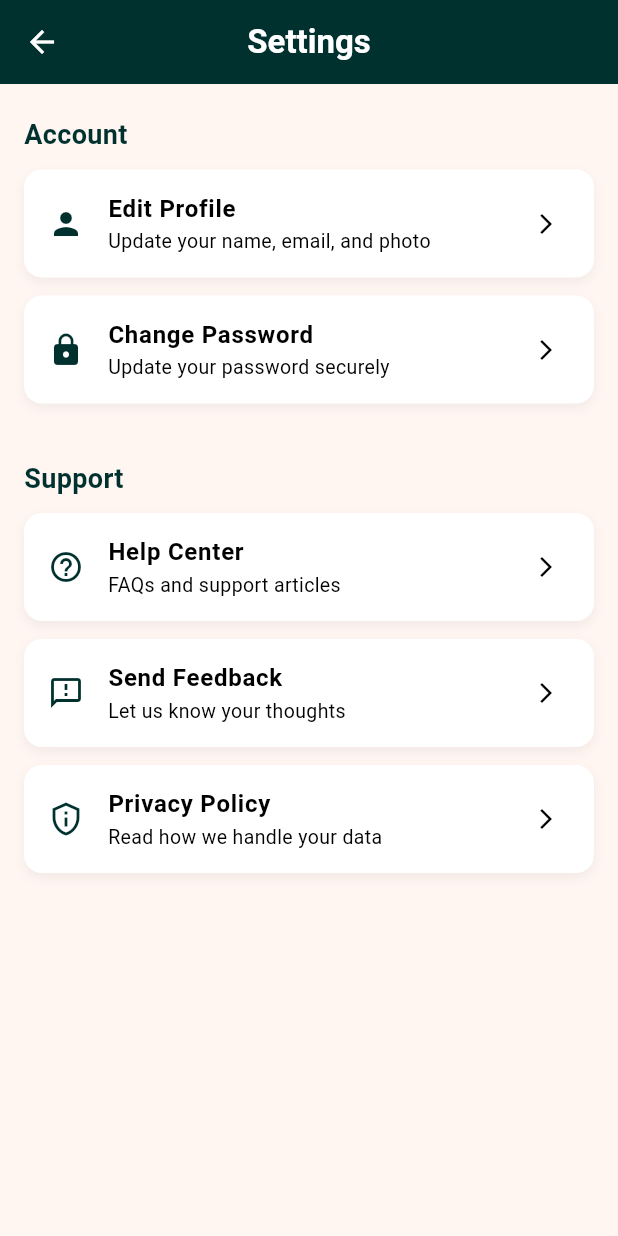
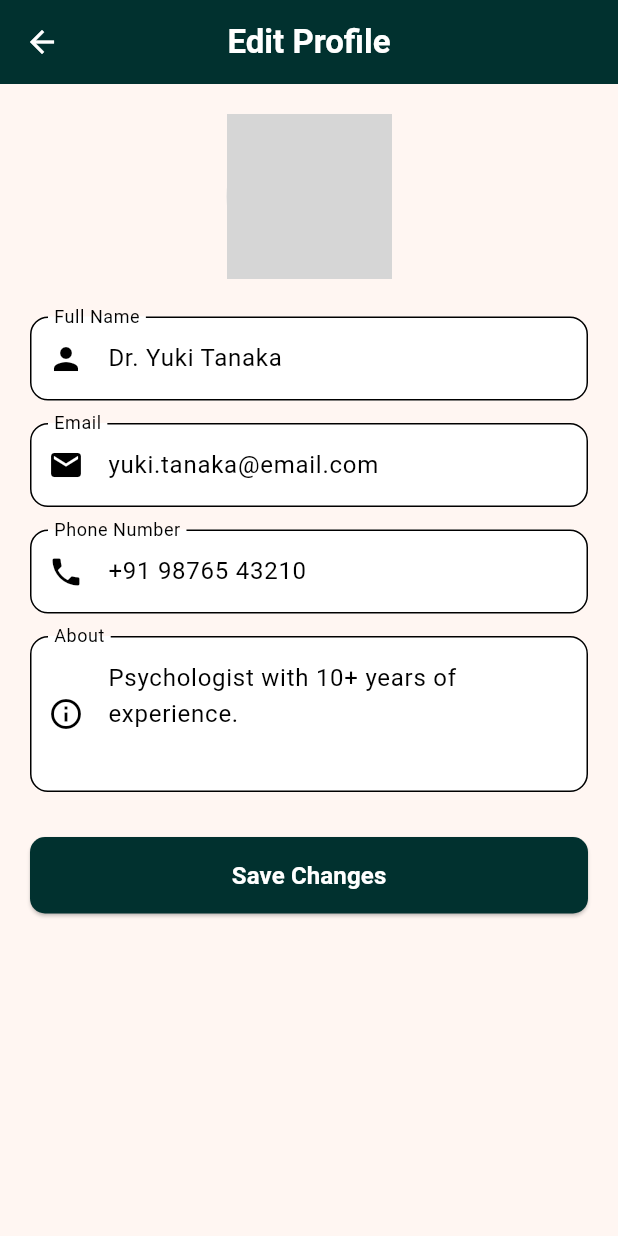
Before and after one commit to jvlcode/healthcare, a Flutter app: the SettingsScreen screen opened by its route, after a tap on "Edit Profile", on a phone screen of 412 x 824 dp. Run offline on Flutter 3.47's test engine with Material 3 defaults, Android fonts, the phone set to English and light mode, and no system bars; our stand-ins replace getwidget, image_picker; network calls fail; grey boxes are pictures that could not be loaded.

Commit message:
Added: Edit Profile Screen, Change Password Screens

```diff
--- /dev/null
+++ b/lib/user/edit_profile_screen.dart
@@ -0,0 +1,201 @@
+import 'package:flutter/material.dart';
+import 'dart:io';
+import 'package:image_picker/image_picker.dart';
+
+class EditProfileScreen extends StatefulWidget {
+  const EditProfileScreen({super.key});
+
+  @override
+  State<EditProfileScreen> createState() => _EditProfileScreenState();
+}
+
+class _EditProfileScreenState extends State<EditProfileScreen> {
+  final _formKey = GlobalKey<FormState>();
+  final TextEditingController _nameController = TextEditingController(
+    text: "Dr. Yuki Tanaka",
+  );
+  final TextEditingController _emailController = TextEditingController(
+    text: "yuki.tanaka@email.com",
+  );
+  final TextEditingController _phoneController = TextEditingController(
+    text: "+91 98765 43210",
+  );
+  final TextEditingController _bioController = TextEditingController(
+    text: "Psychologist with 10+ years of experience.",
+  );
+
+  File? _profileImage;
+
+  Future<void> _pickImage() async {
+    final picker = ImagePicker();
+    final picked = await picker.pickImage(source: ImageSource.gallery);
+    if (picked != null) {
+      setState(() {
+        _profileImage = File(picked.path);
+      });
+    }
+  }
+
+  void _saveChanges() {
+    if (_formKey.currentState!.validate()) {
+      ScaffoldMessenger.of(context).showSnackBar(
+        const SnackBar(content: Text("Profile updated successfully!")),
+      );
+      Navigator.pop(context);
+    }
+  }
+
+  @override
+  Widget build(BuildContext context) {
+    return Scaffold(
+      backgroundColor: const Color(0xFFFFF6F2),
+      appBar: AppBar(
+        backgroundColor: const Color(0xFF01312F),
+        title: const Text(
+          "Edit Profile",
+          style: TextStyle(
+            color: Colors.white,
+            fontWeight: FontWeight.bold,
+            fontSize: 22,
+          ),
+        ),
+        centerTitle: true,
+        iconTheme: const IconThemeData(color: Colors.white),
+      ),
+      body: SingleChildScrollView(
+        padding: const EdgeInsets.all(20),
+        child: Form(
+          key: _formKey,
+          child: Column(
+            children: [
+              // Profile photo
+              Center(
+                child: Stack(
+                  children: [
+                    CircleAvatar(
+                      radius: 55,
+                      backgroundColor: Colors.grey[300],
+                      backgroundImage: _profileImage != null
+                          ? FileImage(_profileImage!)
+                          : const NetworkImage(
+                                  'https://cdn-icons-png.flaticon.com/512/8815/8815112.png',
+                                )
+                                as ImageProvider,
+                    ),
+                    Positioned(
+                      bottom: 0,
+                      right: 0,
+                      child: GestureDetector(
+                        onTap: _pickImage,
+                        child: Container(
+                          decoration: BoxDecoration(
+                            color: const Color(0xFF01312F),
+                            shape: BoxShape.circle,
+                            border: Border.all(color: Colors.white, width: 2),
+                          ),
+                          padding: const EdgeInsets.all(8),
+                          child: const Icon(
+                            Icons.camera_alt,
+                            color: Colors.white,
+                            size: 20,
+                          ),
+                        ),
+                      ),
+                    ),
+                  ],
+                ),
+              ),
+              const SizedBox(height: 25),
+
+              // Name
+              _buildTextField(
+                controller: _nameController,
+                label: "Full Name",
+                icon: Icons.person,
+                validator: (v) => v!.isEmpty ? "Please enter your name" : null,
+              ),
+              const SizedBox(height: 15),
+
+              // Email
+              _buildTextField(
+                controller: _emailController,
+                label: "Email",
+                icon: Icons.email,
+                validator: (v) => v!.isEmpty ? "Please enter your email" : null,
+              ),
+              const SizedBox(height: 15),
+
+              // Phone
+              _buildTextField(
+                controller: _phoneController,
+                label: "Phone Number",
+                icon: Icons.phone,
+                validator: (v) =>
+                    v!.isEmpty ? "Please enter your phone number" : null,
+              ),
+              const SizedBox(height: 15),
+
+              // Bio / About
+              TextFormField(
+                controller: _bioController,
+                maxLines: 3,
+                decoration: InputDecoration(
+                  prefixIcon: const Icon(Icons.info_outline),
+                  labelText: "About",
+                  filled: true,
+                  fillColor: Colors.white,
+                  border: OutlineInputBorder(
+                    borderRadius: BorderRadius.circular(12),
+                  ),
+                ),
+              ),
+              const SizedBox(height: 30),
+
+              // Save button
+              SizedBox(
+                width: double.infinity,
+                child: ElevatedButton(
+                  onPressed: _saveChanges,
+                  style: ElevatedButton.styleFrom(
+                    backgroundColor: const Color(0xFF01312F),
+                    padding: const EdgeInsets.symmetric(vertical: 14),
+                    shape: RoundedRectangleBorder(
+                      borderRadius: BorderRadius.circular(10),
+                    ),
+                  ),
+                  child: const Text(
+                    "Save Changes",
+                    style: TextStyle(
+                      color: Colors.white,
+                      fontWeight: FontWeight.bold,
+                      fontSize: 16,
+                    ),
+                  ),
+                ),
+              ),
+            ],
+          ),
+        ),
+      ),
+    );
+  }
+
+  Widget _buildTextField({
+    required TextEditingController controller,
+    required String label,
+    required IconData icon,
+    String? Function(String?)? validator,
+  }) {
+    return TextFormField(
+      controller: controller,
+      validator: validator,
+      decoration: InputDecoration(
+        prefixIcon: Icon(icon),
+        labelText: label,
+        filled: true,
+        fillColor: Colors.white,
+        border: OutlineInputBorder(borderRadius: BorderRadius.circular(12)),
+      ),
+    );
+  }
+}
--- a/lib/user/settings_screen.dart
+++ b/lib/user/settings_screen.dart
@@ -1,4 +1,6 @@
 import 'package:flutter/material.dart';
+import 'package:healthcare/user/change_password_screen.dart';
+import 'package:healthcare/user/edit_profile_screen.dart';
 
 class SettingsScreen extends StatefulWidget {
   const SettingsScreen({super.key});
@@ -35,13 +37,23 @@ class _SettingsScreenState extends State<SettingsScreen> {
             icon: Icons.person,
             title: "Edit Profile",
             subtitle: "Update your name, email, and photo",
-            onTap: () {},
+            onTap: () {
+              Navigator.push(
+                context,
+                MaterialPageRoute(builder: (_) => const EditProfileScreen()),
+              );
+            },
           ),
           _settingsTile(
             icon: Icons.lock,
             title: "Change Password",
             subtitle: "Update your password securely",
-            onTap: () {},
+            onTap: () {
+              Navigator.push(
+                context,
+                MaterialPageRoute(builder: (_) => const ChangePasswordScreen()),
+              );
+            },
           ),
 
           // const SizedBox(height: 20),
--- a/pubspec.yaml
+++ b/pubspec.yaml
@@ -36,6 +36,7 @@ dependencies:
   cupertino_icons: ^1.0.8
   getwidget: ^7.0.0
   intl: ^0.20.2
+  image_picker: ^1.2.0
 
 dev_dependencies:
   flutter_test:
```
Also changed, not shown: lib/user/change_password_screen.dart (added, +158 -0 lines), pubspec.lock.
